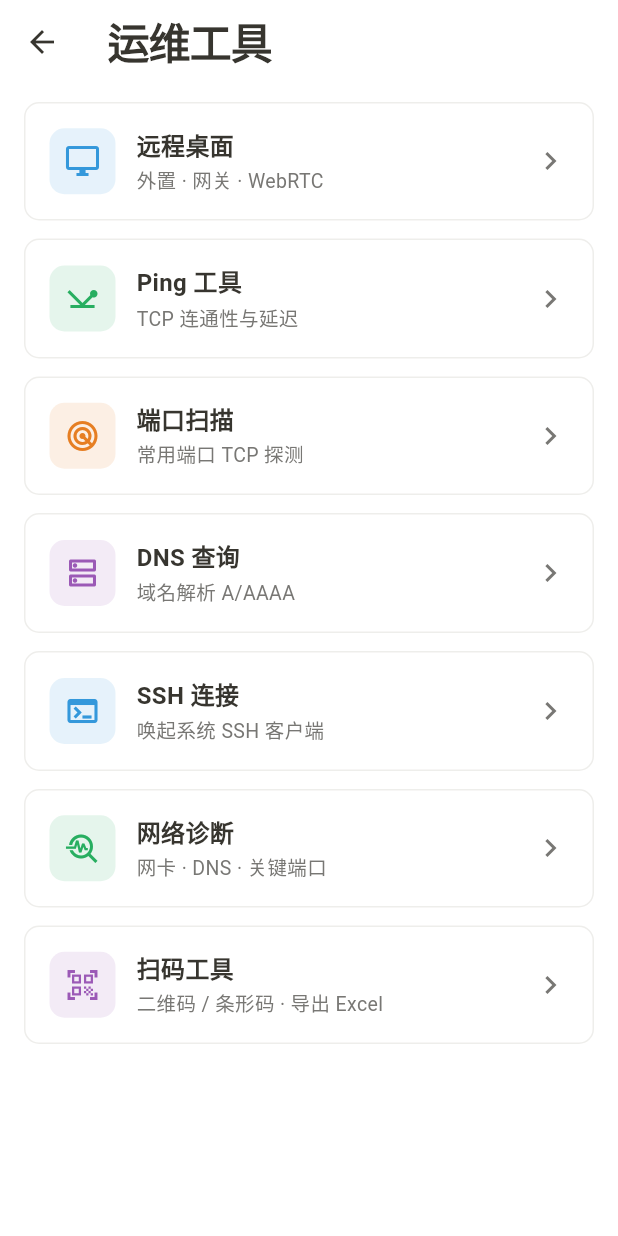
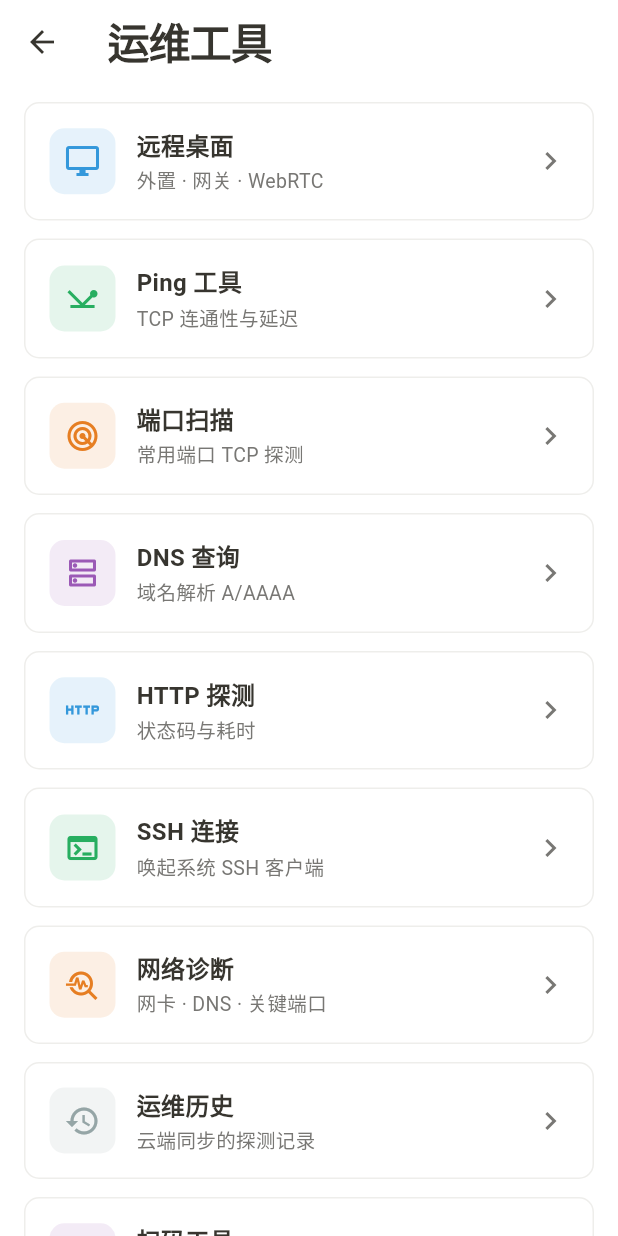
Before and after one commit to fymd/personal-assistant, a Flutter app: the OpsHomePage screen opened directly, on a phone screen of 412 x 824 dp. Run offline on Flutter 3.47's test engine with Material 3 defaults, Android fonts, the phone set to English and light mode, and no system bars; our stand-ins replace dio, flutter_riverpod, flutter_secure_storage, shared_preferences, webview_flutter; missing offline and left inert: excel, flutter_webrtc, mobile_scanner; accounts and stored records are empty.

Commit message:
feat(mobile/ops): 端口扫描同步历史 + 首页入口（HTTP/历史）

```diff
--- a/mobile/lib/features/ops/presentation/ops_home_page.dart
+++ b/mobile/lib/features/ops/presentation/ops_home_page.dart
@@ -3,7 +3,9 @@ import 'package:flutter_riverpod/flutter_riverpod.dart';
 
 import '../../../core/theme/theme_provider.dart';
 import 'dns_lookup_page.dart';
+import 'http_check_page.dart';
 import 'network_diag_page.dart';
+import 'ops_history_page.dart';
 import 'ping_page.dart';
 import 'port_scan_page.dart';
 import 'remote_desktop_page.dart';
@@ -56,10 +58,19 @@ class OpsHomePage extends ConsumerWidget {
         ),
       ),
       _ToolItem(
+        icon: Icons.http,
+        title: 'HTTP 探测',
+        subtitle: '状态码与耗时',
+        color: colors.tagBlue,
+        onTap: () => Navigator.of(context).push(
+          MaterialPageRoute(builder: (_) => const HttpCheckPage()),
+        ),
+      ),
+      _ToolItem(
         icon: Icons.terminal,
         title: 'SSH 连接',
         subtitle: '唤起系统 SSH 客户端',
-        color: colors.tagBlue,
+        color: colors.tagGreen,
         onTap: () => Navigator.of(context).push(
           MaterialPageRoute(builder: (_) => const SshConnectPage()),
         ),
@@ -68,9 +79,18 @@ class OpsHomePage extends ConsumerWidget {
         icon: Icons.troubleshoot_outlined,
         title: '网络诊断',
         subtitle: '网卡 · DNS · 关键端口',
-        color: colors.tagGreen,
+        color: colors.tagOrange,
         onTap: () => Navigator.of(context).push(
           MaterialPageRoute(builder: (_) => const NetworkDiagPage()),
+        ),
+      ),
+      _ToolItem(
+        icon: Icons.history,
+        title: '运维历史',
+        subtitle: '云端同步的探测记录',
+        color: colors.tagGray,
+        onTap: () => Navigator.of(context).push(
+          MaterialPageRoute(builder: (_) => const OpsHistoryPage()),
         ),
       ),
       _ToolItem(
```
Also changed, not shown: mobile/lib/features/ops/presentation/port_scan_page.dart (+43 -2 lines).
